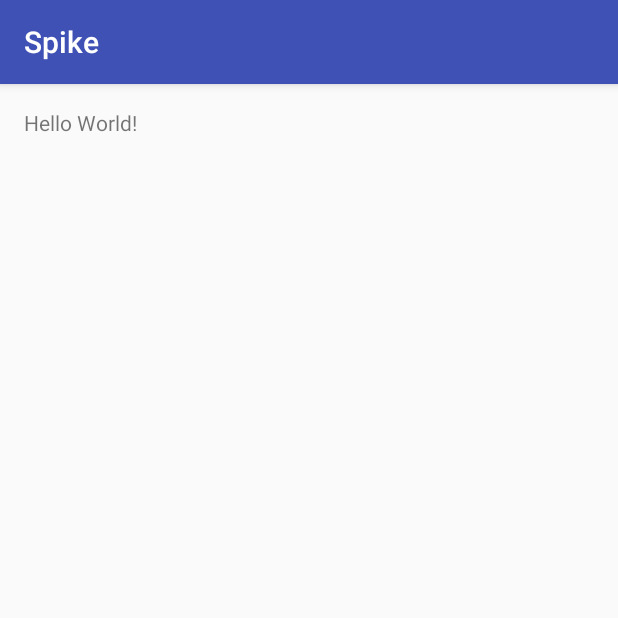
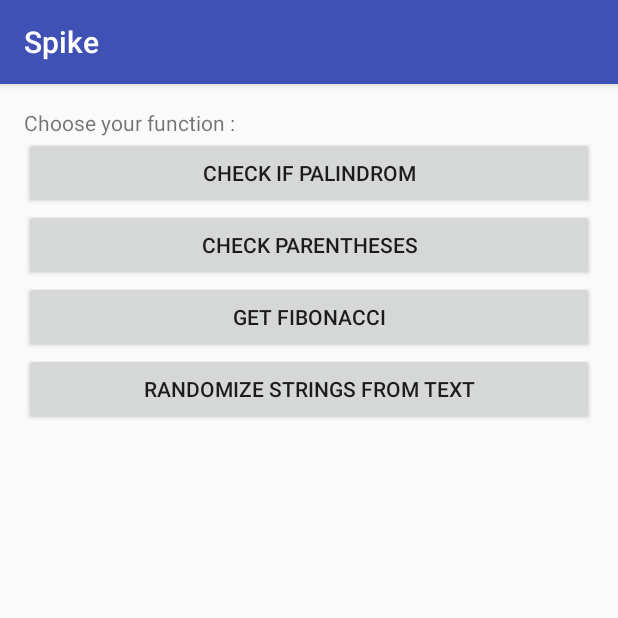
Before and after one commit to LaurentESP/Formation_Spike, an Android app: the screen it shows after launch (MainActivity), on a phone screen of 412 x 824 dp, the top half of it. Run offline under Robolectric (Android 15) with nearby library versions, the phone set to English and light mode, and no system bars.

Commit message:
Add GUI to MainActivity

```diff
--- a/app/src/main/res/layout/activity_main.xml
+++ b/app/src/main/res/layout/activity_main.xml
@@ -1,9 +1,10 @@
 <?xml version="1.0" encoding="utf-8"?>
-<RelativeLayout xmlns:android="http://schemas.android.com/apk/res/android"
+<LinearLayout xmlns:android="http://schemas.android.com/apk/res/android"
     xmlns:tools="http://schemas.android.com/tools"
     android:id="@+id/activity_main"
     android:layout_width="match_parent"
     android:layout_height="match_parent"
+    android:orientation="vertical"
     android:paddingBottom="@dimen/activity_vertical_margin"
     android:paddingLeft="@dimen/activity_horizontal_margin"
     android:paddingRight="@dimen/activity_horizontal_margin"
@@ -11,7 +12,29 @@
     tools:context="laurentesp.spike.MainActivity">
 
     <TextView
+        android:id="@+id/text_view_0"
         android:layout_width="wrap_content"
         android:layout_height="wrap_content"
-        android:text="Hello World!" />
-</RelativeLayout>
+        android:text="Choose your function : " />
+    <Button
+        android:id="@+id/button_0"
+        android:layout_width="match_parent"
+        android:layout_height="wrap_content"
+        android:text="Check if palindrom"/>
+    <Button
+        android:id="@+id/button_1"
+        android:layout_width="match_parent"
+        android:layout_height="wrap_content"
+        android:text="Check Parentheses"/>
+    <Button
+        android:id="@+id/button_2"
+        android:layout_width="match_parent"
+        android:layout_height="wrap_content"
+        android:text="Get Fibonacci"/>
+    <Button
+        android:id="@+id/button_3"
+        android:layout_width="match_parent"
+        android:layout_height="wrap_content"
+        android:text="Randomize strings from text"/>
+
+</LinearLayout>
```
